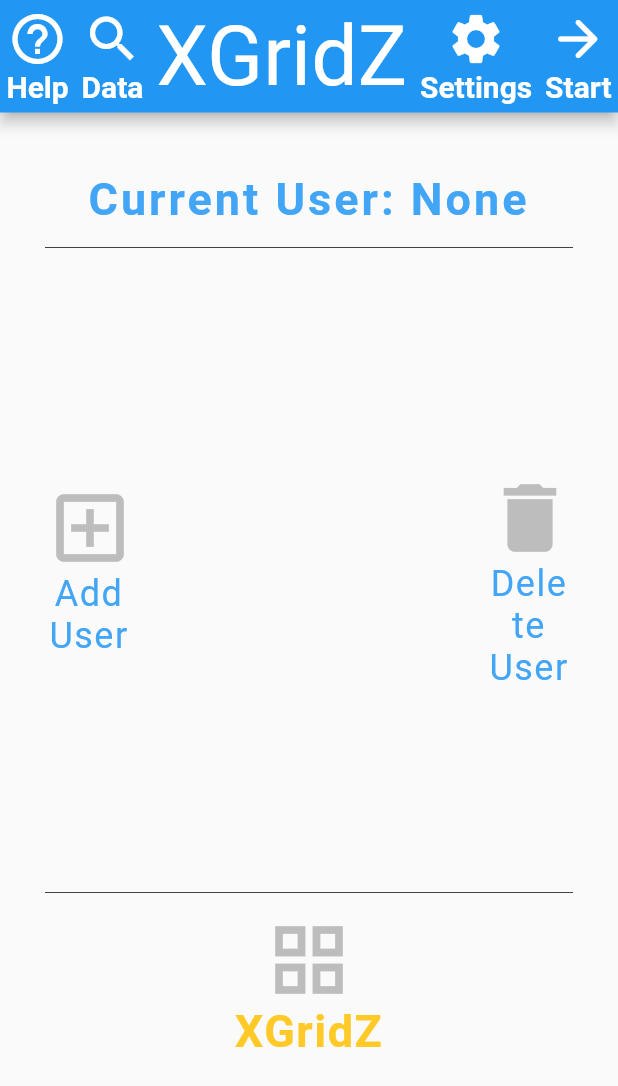
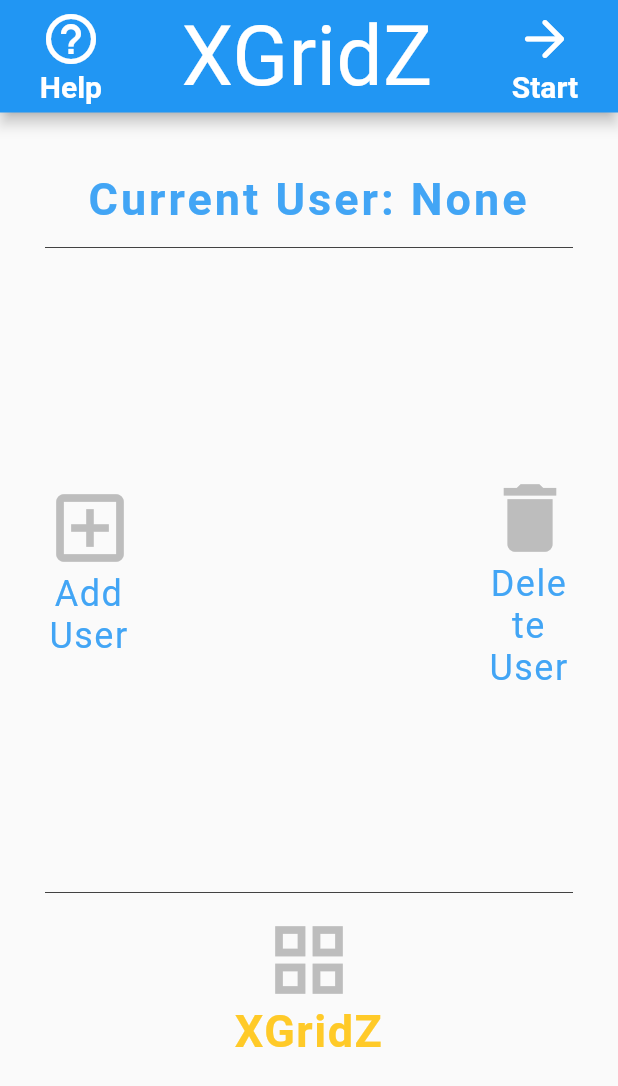
Before and after one commit to znaing/xgridz, a Flutter app: the screen it shows after launch, on a phone screen of 412 x 824 dp. Shown: the top 1086 px of the screen. Run offline on Flutter 3.47's test engine with Material 2 defaults, Android fonts, the phone set to English and light mode, and no system bars; our stand-ins replace image_picker.

Commit message:
Got rid of useless icons
hid the settings and data app icons because our demo can't have placeholders.

```diff
--- a/lib/classes/BaseAppBar.dart
+++ b/lib/classes/BaseAppBar.dart
@@ -1,7 +1,4 @@
 import 'package:flutter/material.dart';
-import 'package:xgridz/constants/SettingsValues.dart'; //remove later
-import 'package:xgridz/classes/BaseAppBar.dart';
-import 'dart:io';
 
 /* Dart file I created to store the AppBar that might be reused on several different pages, this page contains all the
 necessary code for the icons and where they go. The base app bar is used for the home screen and the returning one I used
@@ -47,13 +44,13 @@ class BaseAppBar {
           crossAxisAlignment: CrossAxisAlignment.center,
           children: <Widget>[
             appBarIcon(Icons.help_outline_outlined, "Help", context),
-            appBarIcon(Icons.search, "Data", context),
+            //appBarIcon(Icons.search, "Data", context),
             Text('XGridZ',
                 style: TextStyle(
                   color: Colors.white,
                   fontSize: 55,
                 )),
-            appBarIcon(Icons.settings, "Settings", context),
+           // appBarIcon(Icons.settings, "Settings", context),
             appBarIcon(Icons.arrow_forward_rounded, "Start", context),
           ],
         ),
--- a/lib/classes/data.dart
+++ b/lib/classes/data.dart
@@ -1,6 +1,5 @@
-import 'package:flutter/material.dart';
 import 'package:xgridz/classes/BaseAppBar.dart';
-import 'dart:io';
+
 
 
 final List<ImageSelector> imageList = [
--- a/lib/main.dart
+++ b/lib/main.dart
@@ -6,6 +6,7 @@ import 'package:xgridz/screens/Start.dart';
 import 'package:xgridz/screens/Grids.dart';
 import 'package:xgridz/screens/Results.dart';
 import 'package:xgridz/classes/BaseAppBar.dart';
+import 'package:xgridz/screens/CustomImages.dart';
 void main() => runApp(xGridZ());
 
 class xGridZ extends StatelessWidget {
@@ -20,6 +21,8 @@ class xGridZ extends StatelessWidget {
       '/start': (context) => Start(),
       '/grids': (context) => Grids(),
       '/results':(context) => Results(scoreCount),
+      '/custom': (context) => CustomImages(),
+
   },
     );
   }
```
Also changed, not shown: 1 other file.
